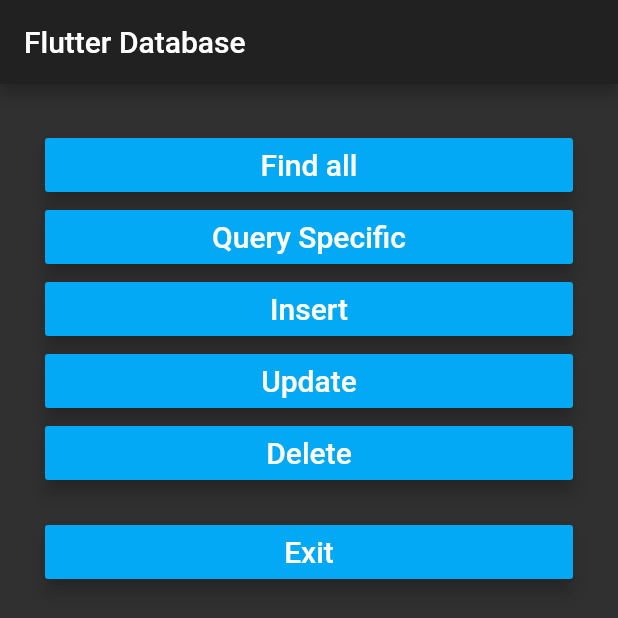
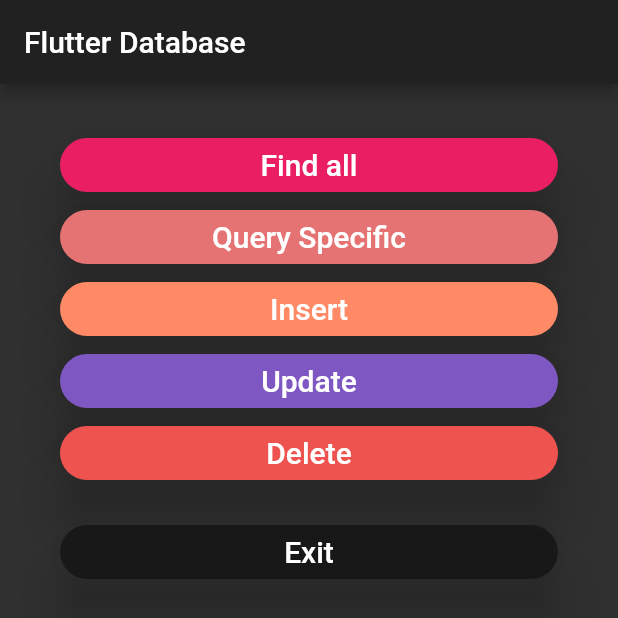
Before and after one commit to amirjadhav/flutter-sqflite-database, a Flutter app: the screen it shows after launch, on a phone screen of 412 x 824 dp. Shown: the top 618 px of the screen. Run offline on Flutter 3.47's test engine with Material 2 defaults, Android fonts, the phone set to English and light mode, and no system bars; our stand-ins replace sqflite; accounts and stored records are empty.

Commit message:
screenshot updated

```diff
--- a/lib/homepage.dart
+++ b/lib/homepage.dart
@@ -77,46 +77,58 @@ class _HomePageState extends State<HomePage> {
         title: Text("Flutter Database"),
       ),
       body: Padding(
-        padding: EdgeInsets.all(30),
+        padding: EdgeInsets.only(top: 30, left: 40, right: 40),
         child: Column(
           crossAxisAlignment: CrossAxisAlignment.stretch,
           mainAxisAlignment: MainAxisAlignment.start,
           children: [
             RaisedButton(
-              color: Colors.lightBlue,
-              elevation: 5.0,
+              shape: RoundedRectangleBorder(
+                  borderRadius: BorderRadius.circular(18.0)),
+              color: Colors.pink,
+              elevation: 15.0,
               onPressed: findAll,
               child: Text("Find all", style: textStyle),
             ),
             RaisedButton(
-              color: Colors.lightBlue,
-              elevation: 5.0,
+              shape: RoundedRectangleBorder(
+                  borderRadius: BorderRadius.circular(18.0)),
+              color: Colors.red[300],
+              elevation: 15.0,
               onPressed: querySpecific,
               child: Text("Query Specific", style: textStyle),
             ),
             RaisedButton(
-              color: Colors.lightBlue,
-              elevation: 5.0,
+              shape: RoundedRectangleBorder(
+                  borderRadius: BorderRadius.circular(18.0)),
+              color: Colors.deepOrange[300],
+              elevation: 15.0,
               onPressed: insertData,
               child: Text("Insert", style: textStyle),
             ),
             RaisedButton(
-              color: Colors.lightBlue,
-              elevation: 5.0,
+              shape: RoundedRectangleBorder(
+                  borderRadius: BorderRadius.circular(18.0)),
+              color: Colors.deepPurple[400],
+              elevation: 15.0,
               onPressed: updateQuery,
               child: Text("Update", style: textStyle),
             ),
             RaisedButton(
-              color: Colors.lightBlue,
-              elevation: 5.0,
+              shape: RoundedRectangleBorder(
+                  borderRadius: BorderRadius.circular(18.0)),
+              color: Colors.red[400],
+              elevation: 15.0,
               onPressed: deleteQuery,
               child: Text("Delete", style: textStyle),
             ),
             Padding(
               padding: const EdgeInsets.only(top: 18.0, bottom: 20),
               child: RaisedButton(
-                color: Colors.lightBlue,
-                elevation: 5.0,
+                shape: RoundedRectangleBorder(
+                    borderRadius: BorderRadius.circular(18.0)),
+                color: Colors.black45,
+                elevation: 15.0,
                 onPressed: () {
                   SystemNavigator.pop();
                 },
```
Also changed, not shown: 5 other files.
